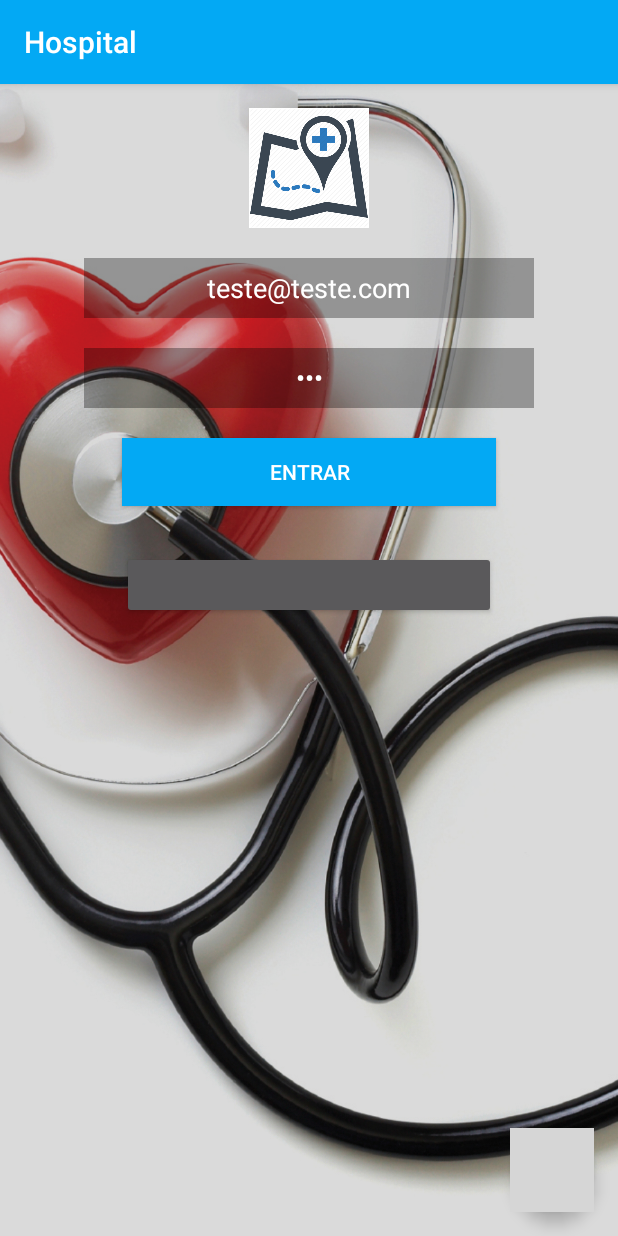
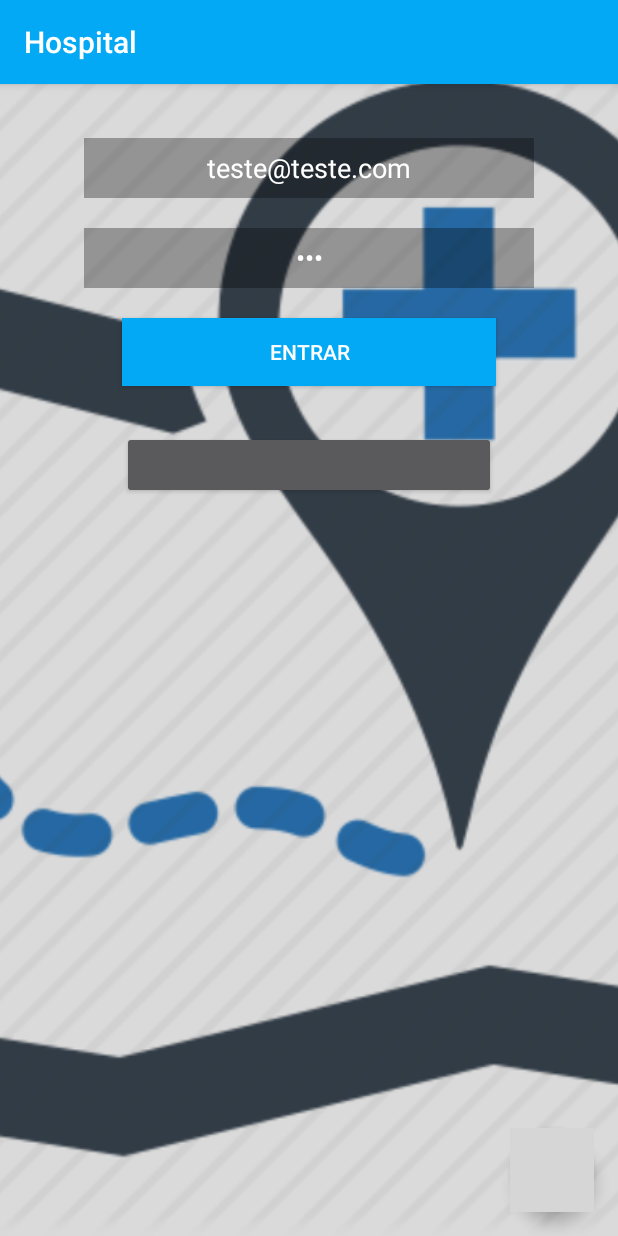
Before and after one commit to raphaelrocha/HospitalApp, an Android app: the screen it shows after launch (MainActivity), on a phone screen of 412 x 824 dp. Run offline under Robolectric (Android 15) with nearby library versions, the phone set to English and light mode, and no system bars; libraries missing offline, so code that uses them is left out: com.facebook, com.facebook.drawee, com.facebook.login; plain views replace LoginButton; 9 statements that could not run were skipped; grey boxes are pictures that could not be loaded.

Commit message:
Ajuste layout tela de login.

```diff
--- a/app/src/main/res/layout/activity_main.xml
+++ b/app/src/main/res/layout/activity_main.xml
@@ -9,7 +9,7 @@
     <ImageView
         android:layout_width="match_parent"
         android:layout_height="match_parent"
-        android:src="@drawable/main_bg"
+        android:src="@drawable/logo"
         android:scaleType="centerCrop"/>
 
     <android.support.design.widget.AppBarLayout android:layout_height="wrap_content"
--- a/app/src/main/res/layout/content_main.xml
+++ b/app/src/main/res/layout/content_main.xml
@@ -10,7 +10,8 @@
     android:paddingBottom="@dimen/activity_vertical_margin"
     app:layout_behavior="@string/appbar_scrolling_view_behavior"
     android:background="@color/bg_view"
-    tools:showIn="@layout/activity_main" tools:context="com.ufam.hospitalapp.MainActivity">
+    tools:showIn="@layout/activity_main"
+    tools:context="com.ufam.hospitalapp.MainActivity">
 
     <ScrollView
         android:layout_width="match_parent"
@@ -20,14 +21,14 @@
             android:layout_width="match_parent"
             android:layout_height="wrap_content">
 
-            <ImageView
+            <!--ImageView
                 android:id="@+id/logo_main"
                 android:layout_width="80dp"
                 android:layout_height="80dp"
                 android:src="@drawable/logo"
                 android:background="@color/white"
                 android:layout_alignParentTop="true"
-                android:layout_centerHorizontal="true" />
+                android:layout_centerHorizontal="true" /-->
 
             <EditText
                 android:layout_marginTop="20dp"
```
Also changed, not shown: app/src/main/res/drawable/main_bg.jpg (deleted).
